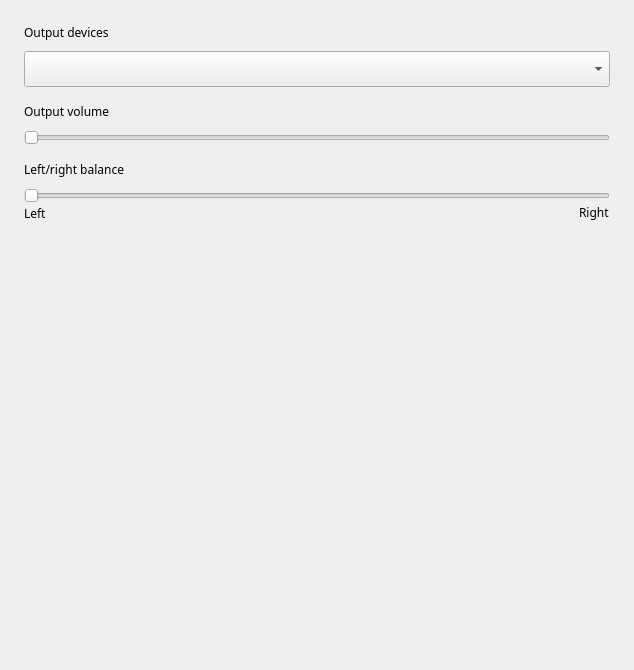
Qt form plugins/audio/src/plugin/output-page.ui (openeuler-mirror/kiran-control-panel) before a commit.
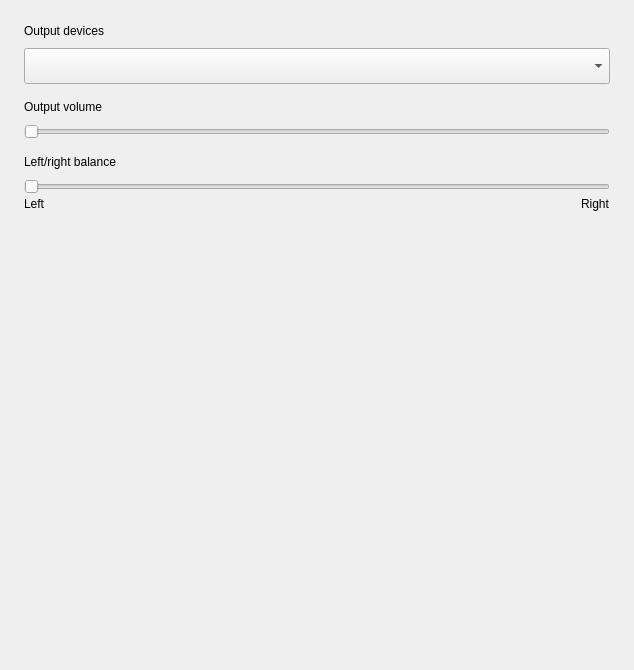
The same form after that commit. Custom widgets are drawn as their Qt base class.

Commit message:
fix(audio&network):Volume plugin adapts font size change, and network tray button is temporarily pulled up to fit the 10 point font
- 音量插件适配字体大小改变
  网络托盘按钮暂时拉高以适配10号字体

Patch:
```diff
--- a/plugins/audio/src/plugin/output-page.ui
+++ b/plugins/audio/src/plugin/output-page.ui
@@ -45,12 +45,6 @@
          <verstretch>0</verstretch>
         </sizepolicy>
        </property>
-       <property name="font">
-        <font>
-         <family>Sans Serif</family>
-         <pointsize>9</pointsize>
-        </font>
-       </property>
        <property name="text">
         <string>Output devices</string>
        </property>
@@ -103,12 +97,6 @@
          <verstretch>0</verstretch>
         </sizepolicy>
        </property>
-       <property name="font">
-        <font>
-         <family>Sans Serif</family>
-         <pointsize>9</pointsize>
-        </font>
-       </property>
        <property name="text">
         <string>Output volume</string>
        </property>
@@ -122,12 +110,6 @@
          <verstretch>0</verstretch>
         </sizepolicy>
        </property>
-       <property name="font">
-        <font>
-         <family>Sans Serif</family>
-         <pointsize>9</pointsize>
-        </font>
-       </property>
        <property name="styleSheet">
         <string notr="true"/>
        </property>
@@ -198,12 +180,6 @@
          <verstretch>0</verstretch>
         </sizepolicy>
        </property>
-       <property name="font">
-        <font>
-         <family>Sans Serif</family>
-         <pointsize>9</pointsize>
-        </font>
-       </property>
        <property name="text">
         <string>Left/right balance</string>
        </property>
@@ -256,12 +232,6 @@
     <layout class="QHBoxLayout" name="horizontalLayout_4">
      <item>
       <widget class="QLabel" name="label_6">
-       <property name="font">
-        <font>
-         <family>Sans Serif</family>
-         <pointsize>9</pointsize>
-        </font>
-       </property>
        <property name="text">
         <string>Left</string>
        </property>
@@ -288,12 +258,6 @@
          <verstretch>0</verstretch>
         </sizepolicy>
        </property>
-       <property name="font">
-        <font>
-         <family>Sans Serif</family>
-         <pointsize>9</pointsize>
-        </font>
-       </property>
        <property name="text">
         <string>Right</string>
        </property>
```
The commit also changes 2 other files.
